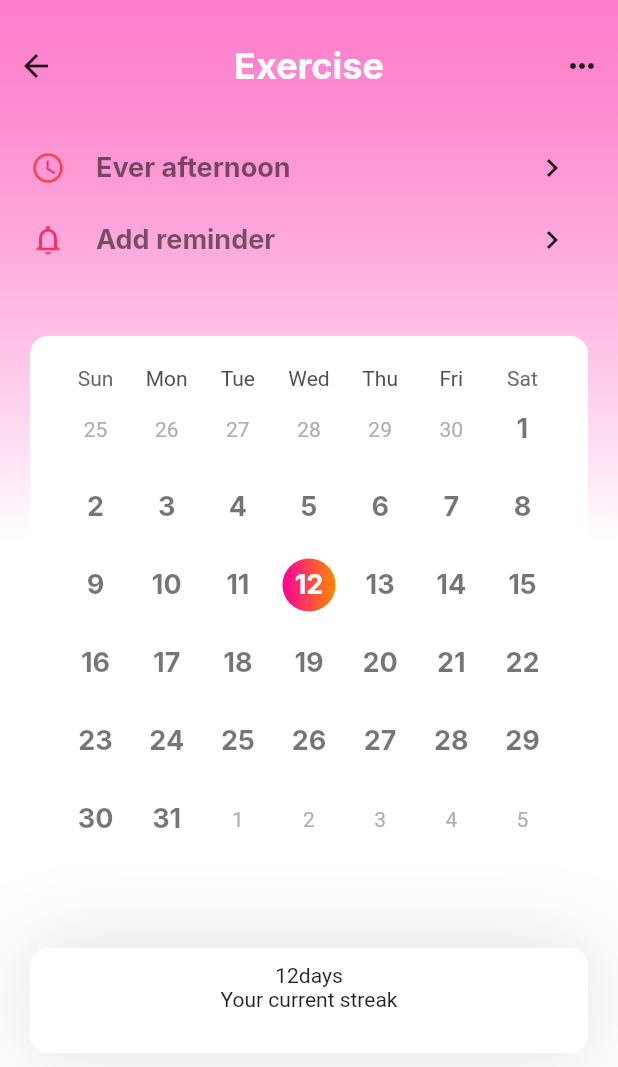
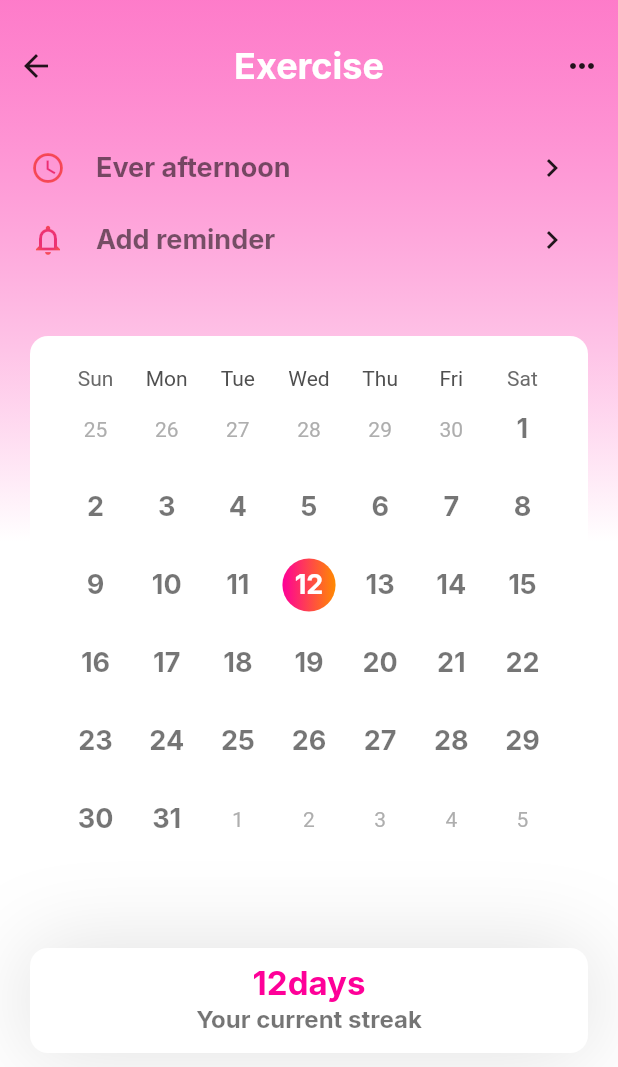
Before and after one commit to GayatriDunakhe/Flutter, a Flutter app: the AddExercisePage screen opened directly, on a phone screen of 412 x 824 dp. Shown: the top 1067 px of the screen. Run offline on Flutter 3.47's test engine with Material 2 defaults, Android fonts, the light colour scheme and no system bars; drawn by our look-alikes of table_calendar; our stand-ins replace carousel_slider, google_fonts.

Commit message:
Added new effect and change text style on daily stake

```diff
--- a/Fitness app/lib/AddExercisePage.dart
+++ b/Fitness app/lib/AddExercisePage.dart
@@ -1,7 +1,5 @@
 import 'package:flutter/material.dart';
 import 'package:table_calendar/table_calendar.dart';
-
-import 'Components/Header.dart';
 import 'Functions/CustomTextStyle.dart';
 
 class AddExercisePage extends StatefulWidget{
@@ -183,8 +181,8 @@ class _AddExercisePageState extends State<AddExercisePage> {
                       ),
                       child: Column(
                         children: [
-                          Text("12days"),
-                          Text("Your current streak"),
+                          Text("12days", style: cstmTextStyle(fs:22,fc: Color(0xffFE0098))),
+                          Text("Your current streak", style: cstmTextStyle(fs:16,fc: Colors.black54),),
                         ],
                       ),
                     ),
```
